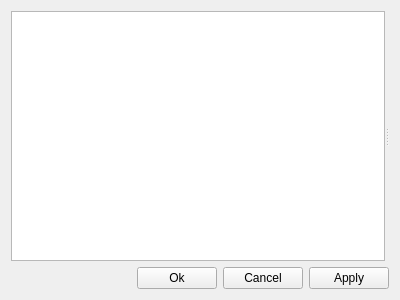
Before: the Qt Designer form gui/settings/mainsettings.ui in Sirobel/Disassembly-Viewer, drawn with Qt 5.
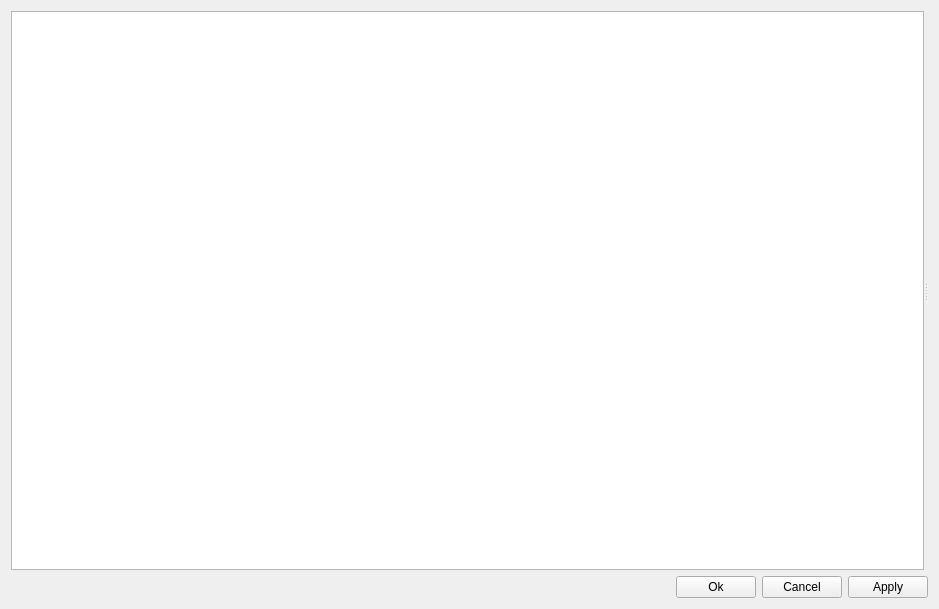
After: the same form once the commit is applied.

```diff
--- a/gui/settings/mainsettings.ui
+++ b/gui/settings/mainsettings.ui
@@ -6,8 +6,8 @@
    <rect>
     <x>0</x>
     <y>0</y>
-    <width>400</width>
-    <height>300</height>
+    <width>939</width>
+    <height>609</height>
    </rect>
   </property>
   <property name="windowTitle">
```
